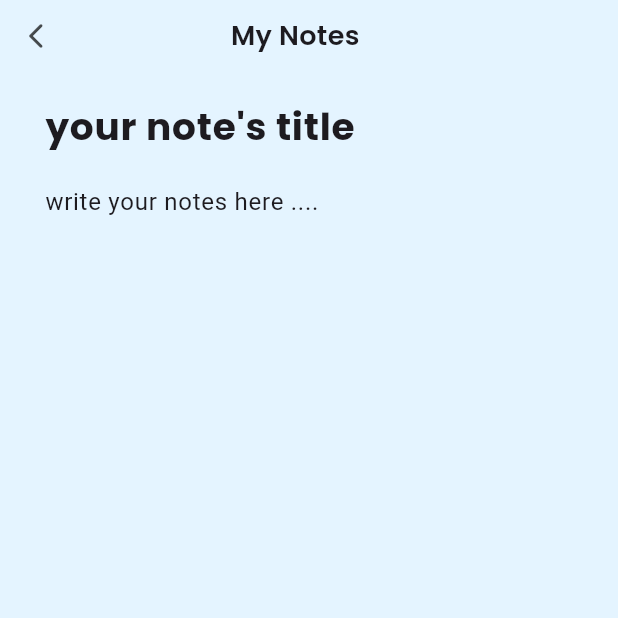
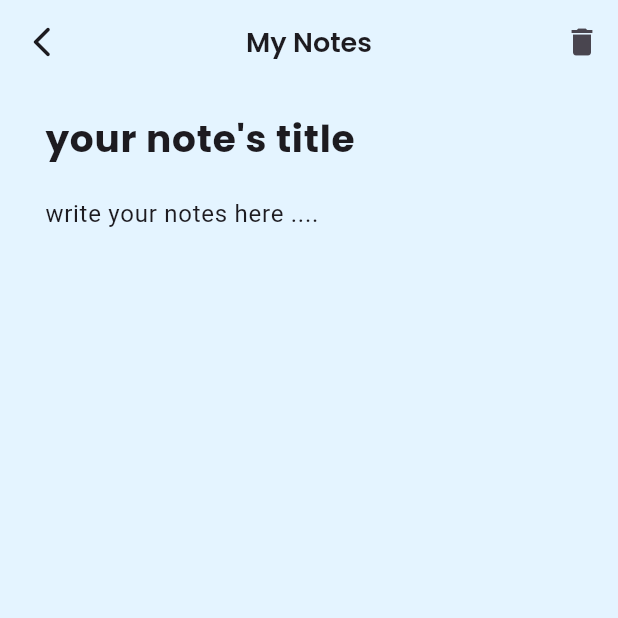
Before and after one commit to ALFIAN-code/notes_idcamp, a Flutter app: the screen it shows after launch, scrolled down 220 dp, after a tap on the "add" icon, on a phone screen of 412 x 824 dp, the top half of it. Run offline on Flutter 3.47's test engine with Material 3 defaults, Android fonts, the phone set to English and light mode, and no system bars; our stand-ins replace get, google_fonts, popover.

Commit message:
add responsive for notes

```diff
--- a/lib/pages/homepage.dart
+++ b/lib/pages/homepage.dart
@@ -95,12 +95,19 @@ class Homepage extends StatelessWidget {
                     ),
                   )
                 ],
-            body: const TabBarView(
-                children: [TabAll(), TabHighlight(), TabImportant()])),
+            body: const Padding(
+              padding: EdgeInsets.only(top: 20),
+              child: TabBarView(
+                  children: [TabAll(), TabHighlight(), TabImportant()]),
+            )),
         floatingActionButton: FloatingActionButton(
           onPressed: () {
-            notesController.addNote(Note(title: 'your note\'s title', content: 'write your notes here ....', category: Category.uncategorized));
-            Get.to(const NotePage(), arguments: [notesController.notes.length -1]);
+            notesController.addNote(Note(
+                title: 'your note\'s title',
+                content: 'write your notes here ....',
+                category: Category.uncategorized));
+            Get.to(const NotePage(),
+                arguments: [notesController.notes.length - 1]);
           },
           backgroundColor: Colors.blue.shade100.withOpacity(0.8),
           elevation: 1,
--- a/lib/pages/notespage.dart
+++ b/lib/pages/notespage.dart
@@ -2,6 +2,7 @@ import 'package:flutter/material.dart';
 import 'package:get/get.dart';
 import 'package:notes/controller/notes_controller.dart';
 import 'package:notes/model/note_model.dart';
+import 'package:notes/pages/homepage.dart';
 import 'package:notes/style.dart';
 
 class NotePage extends StatefulWidget {
@@ -50,33 +51,63 @@ class _NotePageState extends State<NotePage> {
               : (notesController.notes[index].category == Category.Highlight)
                   ? const Color(0xffFFFEE4)
                   : const Color(0xffFFEEE4),
-      appBar: PreferredSize(
-          preferredSize: const Size.fromHeight(70),
-          child: SafeArea(
-            child: Row(
-              mainAxisAlignment: MainAxisAlignment.spaceAround,
-              children: [
-                IconButton(
-                  iconSize: 20,
-                  onPressed: () {
+      appBar: AppBar(
+        centerTitle: true,
+        backgroundColor: Colors.transparent,
+        title: Text('My Notes', style: semibold18,),
+        leading: IconButton(onPressed: (){
+          Get.back();
+        }, icon: const Icon(Icons.arrow_back_ios_new_rounded)),
+        actions: [
+          IconButton(onPressed: (){
+            showDialog(context: context, builder:(context){
+              return AlertDialog(
+                surfaceTintColor: Colors.white,
+                backgroundColor: Colors.white,
+                title: const Text('Are You Sure?'),
+                content: const Text('Notes that have been deleted cannot be restored'),
+                actions: [
+                  TextButton(onPressed: (){
                     Get.back();
-                  },
-                  icon: const Icon(
-                    Icons.arrow_back_ios_new_rounded,
-                  ),
-                  color: Colors.black.withOpacity(0.7),
-                ),
-                Expanded(
-                    flex: 9,
-                    child: Text(
-                      'My Notes',
-                      textAlign: TextAlign.center,
-                      style: semibold18,
-                    )),
-                const Expanded(flex: 2, child: SizedBox()),
-              ],
-            ),
-          )),
+                  }, child: const Text('Cancel')),
+                  TextButton(onPressed: (){
+                    notesController.removeNote(index);
+                    Get.off(const Homepage());
+                  }, child: Text('Delete'))
+                ],
+              );
+            } );
+          }, icon: const Icon(Icons.delete))
+        ],
+      ),
+
+      // PreferredSize(
+      //     preferredSize: const Size.fromHeight(70),
+      //     child: SafeArea(
+      //       child: Row(
+      //         mainAxisAlignment: MainAxisAlignment.spaceAround,
+      //         children: [
+      //           IconButton(
+      //             iconSize: 20,
+      //             onPressed: () {
+      //               Get.back();
+      //             },
+      //             icon: const Icon(
+      //               Icons.arrow_back_ios_new_rounded,
+      //             ),
+      //             color: Colors.black.withOpacity(0.7),
+      //           ),
+      //           Expanded(
+      //               flex: 9,
+      //               child: Text(
+      //                 'My Notes',
+      //                 textAlign: TextAlign.center,
+      //                 style: semibold18,
+      //               )),
+      //           const Expanded(flex: 2, child: SizedBox()),
+      //         ],
+      //       ),
+      //     )),
       body: SafeArea(
         child: SingleChildScrollView(
           child: Padding(
--- a/lib/pages/tab_all.dart
+++ b/lib/pages/tab_all.dart
@@ -1,9 +1,9 @@
 import 'package:flutter/material.dart';
+import 'package:flutter_staggered_grid_view/flutter_staggered_grid_view.dart';
 import 'package:get/get.dart';
 import 'package:notes/controller/notes_controller.dart';
 import 'package:notes/pages/notespage.dart';
 import 'package:notes/widget/note_card.dart';
-import 'package:notes/widget/popup_menu.dart';
 
 class TabAll extends StatefulWidget {
   const TabAll({super.key});
@@ -17,25 +17,63 @@ class _TabAllState extends State<TabAll> {
   Widget build(BuildContext context) {
     return Column(
       children: [
-        Expanded(
-          child: Obx(() => ListView.builder(
+        Expanded(child: LayoutBuilder(
+            builder: (BuildContext context, BoxConstraints constraints) {
+          if (constraints.maxWidth < 800) {
+            return Obx(() => ListView.builder(
                 itemCount: notesController.notes.length,
                 itemBuilder: (context, index) {
                   return Padding(
                     padding: const EdgeInsets.fromLTRB(20, 0, 20, 20),
                     child: GestureDetector(
-                      // onLongPress: () {
-                      //   showDialog(
-                      //     barrierColor: Colors.black.withOpacity(0.1),
-                      //     context: context, builder: (context)=>PopupMenu(index: index)
-                      //     );
-                      // },
+                        onTap: () =>
+                            Get.to(() => const NotePage(), arguments: [index]),
+                        child: NoteCard(
+                          note: notesController.notes[index],
+                          index: index,
+                        )),
+                  );
+                }));
+          } else if (constraints.maxWidth < 1300) {
+            return Obx(
+              () => MasonryGridView.builder(
+                  gridDelegate: const SliverSimpleGridDelegateWithFixedCrossAxisCount(crossAxisCount: 2),
+                  itemCount: notesController.notes.length,
+                  itemBuilder: (context, index) {
+                    return Padding(
+                      padding: const EdgeInsets.fromLTRB(20, 0, 20, 20),
+                      child: GestureDetector(
                           onTap: () => Get.to(() => const NotePage(),
                               arguments: [index]),
-                      child: NoteCard(note: notesController.notes[index], index: index,)),
+                          child: NoteCard(
+                            note: notesController.notes[index],
+                            index: index,
+                          )),
                     );
+                  }),
+            );
+          } else {
+            return Obx(
+              () => MasonryGridView.builder(
+                  gridDelegate: const SliverSimpleGridDelegateWithFixedCrossAxisCount(
+                    crossAxisCount: 3,
+                  ),
+                  itemCount: notesController.notes.length,
+                  itemBuilder: (context, index) {
+                    return Padding(
+                      padding: const EdgeInsets.fromLTRB(20, 0, 20, 20),
+                      child: GestureDetector(
+                          onTap: () => Get.to(() => const NotePage(),
+                              arguments: [index]),
+                          child: NoteCard(
+                            note: notesController.notes[index],
+                            index: index,
+                          )),
+                    );
+                  }),
+            );
+          }
         })),
-        ),
       ],
     );
   }
--- a/lib/widget/note_card.dart
+++ b/lib/widget/note_card.dart
@@ -20,6 +20,7 @@ class NoteCard extends StatelessWidget {
       ),
       child: Column(
         crossAxisAlignment: CrossAxisAlignment.start,
+        mainAxisAlignment: MainAxisAlignment.spaceBetween,
         children: [
           Row(
             mainAxisAlignment: MainAxisAlignment.spaceBetween,
@@ -33,7 +34,7 @@ class NoteCard extends StatelessWidget {
               }, icon: const Icon(Icons.more_vert), iconSize: 20,color: Colors.black.withOpacity(0.7),)
             ],
           ),
-          Text(note.content, maxLines: 4,overflow: TextOverflow.ellipsis, style: medium15.copyWith(color: const Color(0xff494949).withOpacity(0.72), fontSize: 11),),
+          Text(note.content, softWrap: false, maxLines: 5,overflow: TextOverflow.ellipsis, style: medium15.copyWith(color: const Color(0xff494949).withOpacity(0.72), fontSize: 11),),
           const SizedBox(height: 10,),
           Row(
             mainAxisAlignment: MainAxisAlignment.start,
--- a/pubspec.yaml
+++ b/pubspec.yaml
@@ -31,6 +31,7 @@ dependencies:
   cupertino_icons: ^1.0.2
   flutter:
     sdk: flutter
+  flutter_staggered_grid_view: ^0.7.0
   get: ^4.6.6
   google_fonts: ^6.1.0
   popover: ^0.2.9
```
Also changed, not shown: pubspec.lock. Lines whose indentation alone changed are shown as unchanged.
